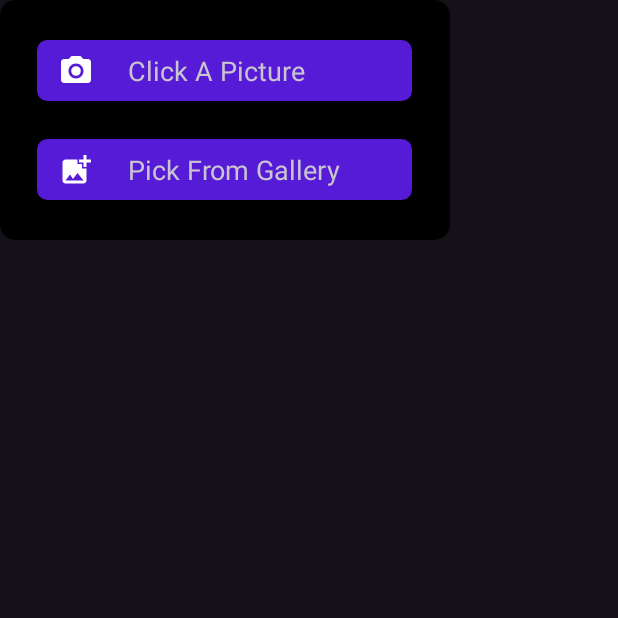
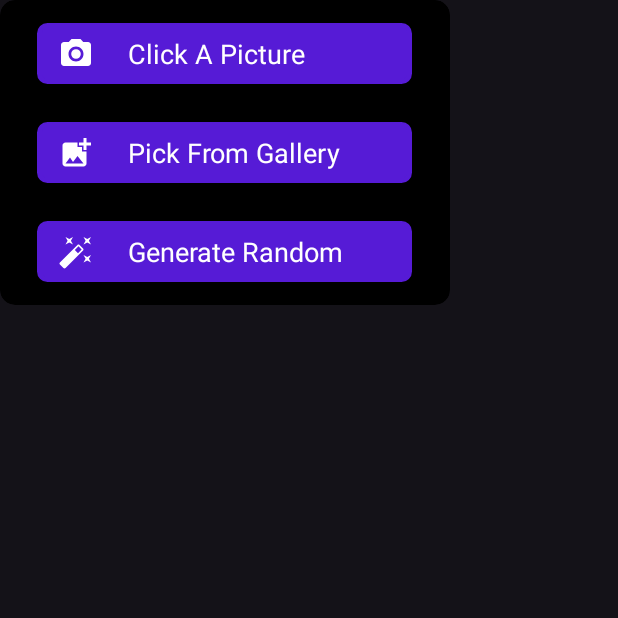
Before and after one commit to rutujama/SilentWhisper, an Android app: the dpDialog screen opened directly, with no data from a screen before it, on a phone screen of 412 x 824 dp, the top half of it. Run offline under Robolectric (Android 15) with nearby library versions, the phone set to English and light mode, and no system bars; Roboto replaces fonts that are not available here.

Commit message:
random image functionality added

```diff
--- a/app/src/main/java/com/example/silentwhisper/FriendsPage.kt
+++ b/app/src/main/java/com/example/silentwhisper/FriendsPage.kt
@@ -14,14 +14,12 @@ import android.widget.Toast
 import androidx.activity.OnBackPressedCallback
 import androidx.appcompat.app.AppCompatActivity
 import androidx.appcompat.view.menu.MenuView.ItemView
-import androidx.recyclerview.widget.LinearLayoutManager
 import com.example.silentwhisper.databinding.ActivityFriendsPageBinding
 import com.google.firebase.Firebase
 import com.google.firebase.auth.FirebaseAuth
 import com.google.firebase.auth.FirebaseUser
 import com.google.firebase.firestore.FirebaseFirestore
 import com.google.firebase.firestore.firestore
-import androidx.recyclerview.widget.RecyclerView
 import com.bumptech.glide.Glide
 import com.google.firebase.firestore.auth.User
 
--- /dev/null
+++ b/app/src/main/res/drawable/wand.xml
@@ -0,0 +1,5 @@
+<vector android:height="24dp" android:tint="#FFFFFF"
+    android:viewportHeight="24" android:viewportWidth="24"
+    android:width="24dp" xmlns:android="http://schemas.android.com/apk/res/android">
+    <path android:fillColor="@android:color/white" android:pathData="M7.5,5.6L10,7 8.6,4.5 10,2 7.5,3.4 5,2l1.4,2.5L5,7zM19.5,15.4L17,14l1.4,2.5L17,19l2.5,-1.4L22,19l-1.4,-2.5L22,14zM22,2l-2.5,1.4L17,2l1.4,2.5L17,7l2.5,-1.4L22,7l-1.4,-2.5zM14.37,7.29c-0.39,-0.39 -1.02,-0.39 -1.41,0L1.29,18.96c-0.39,0.39 -0.39,1.02 0,1.41l2.34,2.34c0.39,0.39 1.02,0.39 1.41,0L16.7,11.05c0.39,-0.39 0.39,-1.02 0,-1.41l-2.33,-2.35zM13.34,12.78l-2.12,-2.12 2.44,-2.44 2.12,2.12 -2.44,2.44z"/>
+</vector>
--- a/app/src/main/res/layout/activity_dp_dialog.xml
+++ b/app/src/main/res/layout/activity_dp_dialog.xml
@@ -11,7 +11,7 @@
 
     <androidx.cardview.widget.CardView
         android:layout_width="300dp"
-        android:layout_height="160dp"
+        android:layout_height="wrap_content"
         app:cardCornerRadius="10dp"
         android:backgroundTint="@color/black">
 
@@ -19,7 +19,9 @@
             android:layout_width="wrap_content"
             android:layout_height="wrap_content"
             android:orientation="vertical"
+            android:padding="15dp"
             android:layout_gravity="center"
+
             android:gravity="center">
         <LinearLayout
             android:id="@+id/camerabox"
@@ -47,6 +49,7 @@
                 android:layout_height="wrap_content"
                 android:layout_marginLeft="20dp"
                 android:text="Click A Picture"
+                android:textColor="@color/white"
                 android:textSize="18dp"
                 android:layout_gravity="center_vertical"
                 android:gravity="center">
@@ -82,7 +85,44 @@
                     android:layout_height="wrap_content"
                     android:layout_gravity="center_vertical"
                     android:layout_marginLeft="20dp"
+                    android:textColor="@color/white"
                     android:text="Pick From Gallery"
+                    android:textSize="18dp">
+
+                </TextView>
+
+            </LinearLayout>
+
+            <LinearLayout
+                android:id="@+id/generatebtn"
+                android:layout_width="250dp"
+                android:layout_height="wrap_content"
+                android:backgroundTint="@color/inkblue"
+                android:background="@drawable/roundeddialog"
+                android:orientation="horizontal"
+                android:padding="5dp"
+                android:layout_marginTop="25dp"
+                android:clickable="true"
+                android:focusable="true">
+
+                <androidx.appcompat.widget.AppCompatImageButton
+                    android:layout_width="30dp"
+                    android:layout_height="30dp"
+                    android:layout_gravity="center_vertical|start"
+                    android:background="@drawable/circleicon"
+                    android:layout_marginLeft="5dp"
+                    android:backgroundTint="#00000000"
+                    android:src="@drawable/wand">
+
+                </androidx.appcompat.widget.AppCompatImageButton>
+
+                <TextView
+                    android:layout_width="wrap_content"
+                    android:layout_height="wrap_content"
+                    android:layout_gravity="center_vertical"
+                    android:layout_marginLeft="20dp"
+                    android:textColor="@color/white"
+                    android:text="Generate Random"
                     android:textSize="18dp">
 
                 </TextView>
--- a/app/src/main/res/layout/activity_update_info.xml
+++ b/app/src/main/res/layout/activity_update_info.xml
@@ -22,7 +22,6 @@
 
     <!-- Profile Picture Frame -->
     <FrameLayout
-        android:id="@+id/dpbtn"
         android:layout_width="142dp"
         android:layout_height="142dp"
         android:layout_marginBottom="20dp"
@@ -45,6 +44,7 @@
 
         <!-- Edit Button on Picture -->
         <androidx.appcompat.widget.AppCompatImageButton
+            android:id="@+id/dpbtn"
             android:layout_width="40dp"
             android:layout_height="40dp"
             android:layout_gravity="bottom|end"
```
Also changed, not shown: app/src/main/java/com/example/silentwhisper/updateInfo.kt (+74 -0 lines), app/src/main/magicwand-playstore.png (added).
